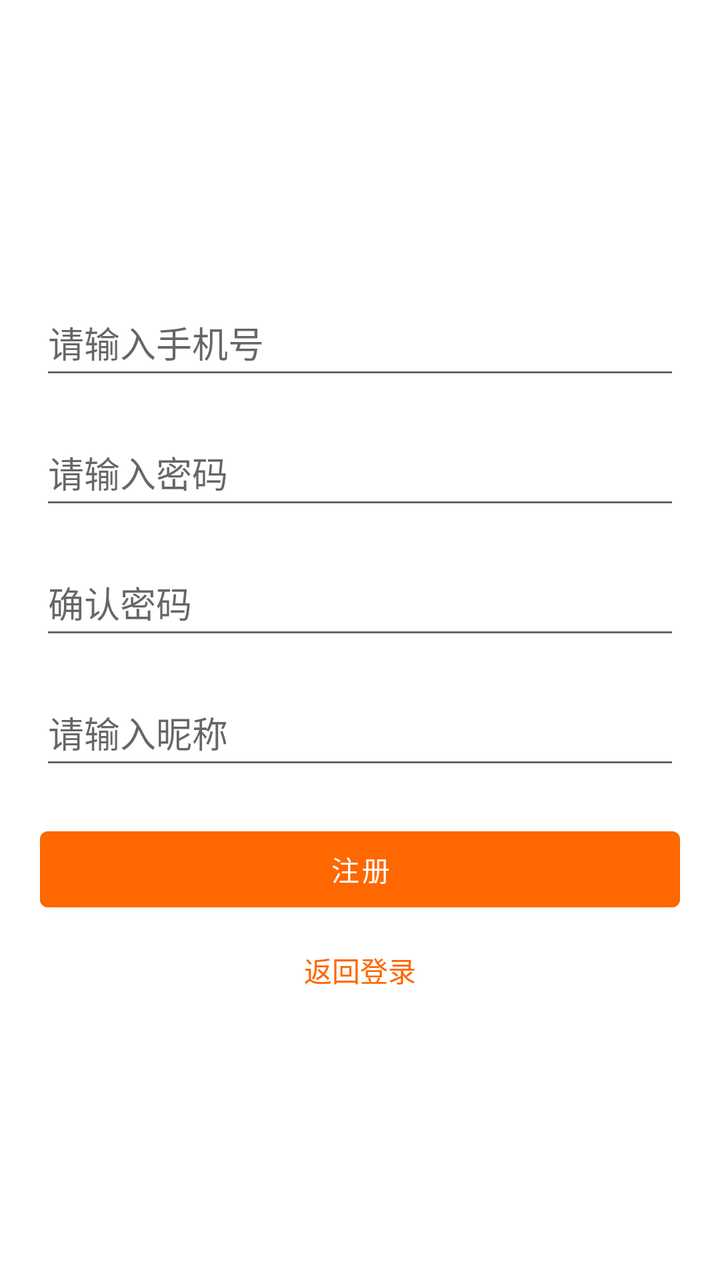
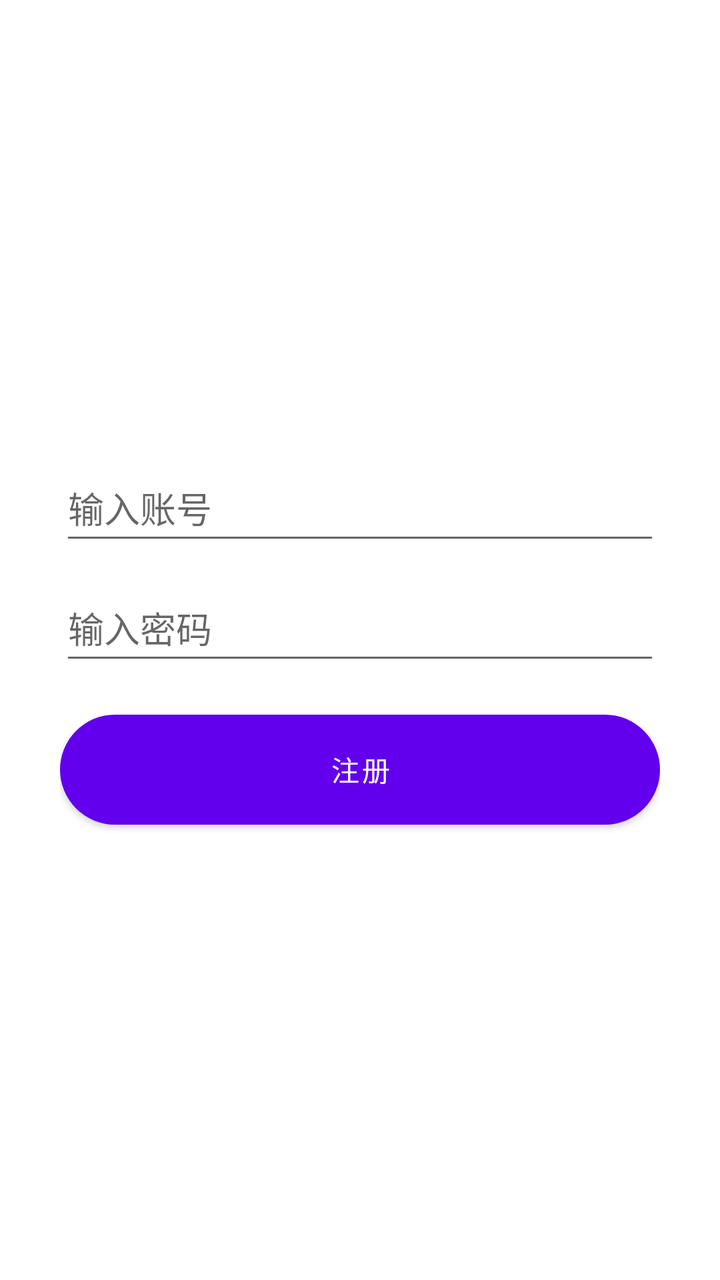

Two renders of the same Android screen: before a commit and after it. Below are the layout's source before the change and the commit's diff.
<!-- AndroidManifest.xml: application theme Theme.ChooseHelper202 -->
<!-- res/layout/activity_register.xml -->
<?xml version="1.0" encoding="utf-8"?>
<LinearLayout
    xmlns:android="http://schemas.android.com/apk/res/android"
    android:layout_width="match_parent"
    android:layout_height="match_parent"
    android:orientation="vertical"
    android:gravity="center"
    android:padding="20dp"
    android:background="@color/white">

    <EditText
        android:id="@+id/et_account"
        android:layout_width="match_parent"
        android:layout_height="50dp"
        android:hint="请输入手机号"
        android:inputType="phone"/>

    <EditText
        android:id="@+id/et_pwd"
        android:layout_width="match_parent"
        android:layout_height="50dp"
        android:hint="请输入密码"
        android:inputType="textPassword"
        android:layout_marginTop="15dp"/>

    <EditText
        android:id="@+id/et_pwd2"
        android:layout_width="match_parent"
        android:layout_height="50dp"
        android:hint="确认密码"
        android:inputType="textPassword"
        android:layout_marginTop="15dp"/>

    <EditText
        android:id="@+id/et_name"
        android:layout_width="match_parent"
        android:layout_height="50dp"
        android:hint="请输入昵称"
        android:layout_marginTop="15dp"/>

    <Button
        android:id="@+id/btn_register"
        android:layout_width="match_parent"
        android:layout_height="50dp"
        android:text="注册"
        android:layout_marginTop="20dp"
        android:backgroundTint="#FF6700"/>

    <TextView
        android:id="@+id/tv_back"
        android:layout_width="wrap_content"
        android:layout_height="wrap_content"
        android:text="返回登录"
        android:layout_marginTop="15dp"
        android:textColor="#FF6700"/>

</LinearLayout>
<!-- resources referenced by this layout -->
<resources>
  <color name="white">#FFFFFFFF</color>
  <style name="Theme.ChooseHelper202" parent="Theme.MaterialComponents.DayNight.NoActionBar">
          <item name="colorPrimary">#6200EE</item>
          <item name="colorPrimaryVariant">#3700B3</item>
          <item name="colorOnPrimary">#FFFFFF</item>
          <item name="colorSecondary">#03DAC5</item>
          <item name="colorSecondaryVariant">#018786</item>
          <item name="colorOnSecondary">#000000</item>
          <item name="android:statusBarColor">?attr/colorPrimaryVariant</item>
      </style>
</resources>

<!-- the commit's change to res/layout/activity_register.xml (unified diff, before → after) -->
@@ -1,57 +1,6 @@
 <?xml version="1.0" encoding="utf-8"?>
-<LinearLayout
-    xmlns:android="http://schemas.android.com/apk/res/android"
-    android:layout_width="match_parent"
-    android:layout_height="match_parent"
-    android:orientation="vertical"
-    android:gravity="center"
-    android:padding="20dp"
-    android:background="@color/white">
-
-    <EditText
-        android:id="@+id/et_account"
-        android:layout_width="match_parent"
-        android:layout_height="50dp"
-        android:hint="请输入手机号"
-        android:inputType="phone"/>
-
-    <EditText
-        android:id="@+id/et_pwd"
-        android:layout_width="match_parent"
-        android:layout_height="50dp"
-        android:hint="请输入密码"
-        android:inputType="textPassword"
-        android:layout_marginTop="15dp"/>
-
-    <EditText
-        android:id="@+id/et_pwd2"
-        android:layout_width="match_parent"
-        android:layout_height="50dp"
-        android:hint="确认密码"
-        android:inputType="textPassword"
-        android:layout_marginTop="15dp"/>
-
-    <EditText
-        android:id="@+id/et_name"
-        android:layout_width="match_parent"
-        android:layout_height="50dp"
-        android:hint="请输入昵称"
-        android:layout_marginTop="15dp"/>
-
-    <Button
-        android:id="@+id/btn_register"
-        android:layout_width="match_parent"
-        android:layout_height="50dp"
-        android:text="注册"
-        android:layout_marginTop="20dp"
-        android:backgroundTint="#FF6700"/>
-
-    <TextView
-        android:id="@+id/tv_back"
-        android:layout_width="wrap_content"
-        android:layout_height="wrap_content"
-        android:text="返回登录"
-        android:layout_marginTop="15dp"
-        android:textColor="#FF6700"/>
-
+<LinearLayout xmlns:android="http://schemas.android.com/apk/res/android" android:layout_width="match_parent" android:layout_height="match_parent" android:gravity="center" android:orientation="vertical" android:padding="30dp">
+    <EditText android:id="@+id/et_user" android:layout_width="match_parent" android:layout_height="50dp" android:hint="输入账号"/>
+    <EditText android:id="@+id/et_pass" android:layout_width="match_parent" android:layout_height="50dp" android:hint="输入密码" android:inputType="textPassword" android:layout_marginTop="10dp"/>
+    <Button android:id="@+id/btn_register" android:layout_width="match_parent" android:layout_height="55dp" android:text="注册" android:background="@drawable/btn_primary" android:textColor="#fff" android:layout_marginTop="20dp"/>
 </LinearLayout>
<!-- resource entries referenced after the edit -->
@@ -1,6 +1,14 @@
 <!-- resources referenced by this layout -->
 <resources>
-  <color name="white">#FFFFFFFF</color>
+  <!-- drawable btn_primary (drawable) -->
+  <?xml version="1.0" encoding="utf-8"?>
+  <shape xmlns:android="http://schemas.android.com/apk/res/android">
+      <gradient
+          android:startColor="#5B7FFF"
+          android:endColor="#3A5FDD"
+          android:angle="45"/>
+      <corners android:radius="30dp"/>
+  </shape>
   <style name="Theme.ChooseHelper202" parent="Theme.MaterialComponents.DayNight.NoActionBar">
           <item name="colorPrimary">#6200EE</item>
           <item name="colorPrimaryVariant">#3700B3</item>
